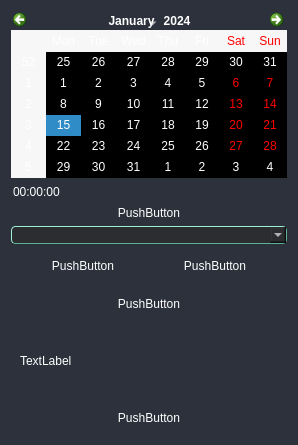
This is UI/forms/AqSetRtcWidget.ui in romangolovkou/AQteck_toolMAX as Qt 5 draws it before an edit. The edited form follows.
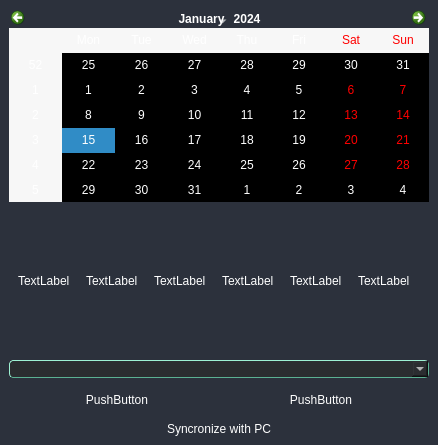
This is the edited form. Icons and pictures are not drawn. Custom widgets are drawn as their Qt base class.

What changed in the file:
```diff
--- a/UI/forms/AqSetRtcWidget.ui
+++ b/UI/forms/AqSetRtcWidget.ui
@@ -6,7 +6,7 @@
    <rect>
     <x>0</x>
     <y>0</y>
-    <width>298</width>
+    <width>438</width>
     <height>445</height>
    </rect>
   </property>
@@ -30,7 +30,7 @@
 	border: none;
 }
 
-#AqRtcWidget {
+#mainFrame {
 	background-color: #2c313c;
 }
 
@@ -189,95 +189,404 @@
 	color: #fe2d2d;
 }
 
+#label {
+	border: 1px solid #FF0000;
+}
+
 </string>
   </property>
   <layout class="QVBoxLayout" name="verticalLayout">
+   <property name="spacing">
+    <number>0</number>
+   </property>
+   <property name="leftMargin">
+    <number>0</number>
+   </property>
+   <property name="topMargin">
+    <number>0</number>
+   </property>
+   <property name="rightMargin">
+    <number>0</number>
+   </property>
+   <property name="bottomMargin">
+    <number>0</number>
+   </property>
    <item>
-    <widget class="QCalendarWidget" name="calendarWidget"/>
-   </item>
-   <item>
-    <widget class="QTimeEdit" name="timeEdit"/>
-   </item>
-   <item>
-    <widget class="QPushButton" name="pushButton">
-     <property name="text">
-      <string>PushButton</string>
-     </property>
-    </widget>
-   </item>
-   <item>
-    <widget class="AqTimeZoneComboBox" name="timeZoneComboBox"/>
-   </item>
-   <item>
-    <widget class="QFrame" name="buttonFrame">
+    <widget class="QFrame" name="mainFrame">
      <property name="frameShape">
       <enum>QFrame::StyledPanel</enum>
      </property>
      <property name="frameShadow">
       <enum>QFrame::Raised</enum>
      </property>
-     <layout class="QHBoxLayout" name="horizontalLayout">
+     <layout class="QVBoxLayout" name="verticalLayout_3">
       <item>
-       <widget class="QPushButton" name="pushButton_2">
-        <property name="text">
-         <string>PushButton</string>
-        </property>
-       </widget>
+       <widget class="QCalendarWidget" name="calendarWidget"/>
       </item>
       <item>
-       <widget class="QPushButton" name="pushButton_3">
-        <property name="text">
-         <string>PushButton</string>
-        </property>
+       <widget class="AqTimeWidget" name="timeWidget" native="true">
+        <layout class="QHBoxLayout" name="horizontalLayout_2">
+         <item>
+          <widget class="AqTimeCellWidget" name="t_hourWidget" native="true">
+           <layout class="QVBoxLayout" name="verticalLayout_4">
+            <property name="spacing">
+             <number>0</number>
+            </property>
+            <property name="leftMargin">
+             <number>0</number>
+            </property>
+            <property name="topMargin">
+             <number>0</number>
+            </property>
+            <property name="rightMargin">
+             <number>0</number>
+            </property>
+            <property name="bottomMargin">
+             <number>0</number>
+            </property>
+            <item>
+             <widget class="QPushButton" name="t_hour_plusBtn">
+              <property name="text">
+               <string/>
+              </property>
+              <property name="icon">
+               <iconset resource="../resoursec.qrc">
+                <normaloff>:/images/icons/arrow_up.png</normaloff>:/images/icons/arrow_up.png</iconset>
+              </property>
+             </widget>
+            </item>
+            <item>
+             <widget class="QLabel" name="t_hour_numberLabel">
+              <property name="minimumSize">
+               <size>
+                <width>0</width>
+                <height>100</height>
+               </size>
+              </property>
+              <property name="text">
+               <string>TextLabel</string>
+              </property>
+             </widget>
+            </item>
+            <item>
+             <widget class="QPushButton" name="t_hour_minusBtn">
+              <property name="text">
+               <string/>
+              </property>
+              <property name="icon">
+               <iconset resource="../resoursec.qrc">
+                <normaloff>:/images/icons/arrow_down.png</normaloff>:/images/icons/arrow_down.png</iconset>
+              </property>
+             </widget>
+            </item>
+           </layout>
+          </widget>
+         </item>
+         <item>
+          <widget class="AqTimeCellWidget" name="hourWidget" native="true">
+           <layout class="QVBoxLayout" name="verticalLayout_5">
+            <property name="spacing">
+             <number>0</number>
+            </property>
+            <property name="leftMargin">
+             <number>0</number>
+            </property>
+            <property name="topMargin">
+             <number>0</number>
+            </property>
+            <property name="rightMargin">
+             <number>0</number>
+            </property>
+            <property name="bottomMargin">
+             <number>0</number>
+            </property>
+            <item>
+             <widget class="QPushButton" name="hour_plusBtn">
+              <property name="text">
+               <string/>
+              </property>
+              <property name="icon">
+               <iconset resource="../resoursec.qrc">
+                <normaloff>:/images/icons/arrow_up.png</normaloff>:/images/icons/arrow_up.png</iconset>
+              </property>
+             </widget>
+            </item>
+            <item>
+             <widget class="QLabel" name="hour_numberLabel">
+              <property name="minimumSize">
+               <size>
+                <width>0</width>
+                <height>100</height>
+               </size>
+              </property>
+              <property name="text">
+               <string>TextLabel</string>
+              </property>
+             </widget>
+            </item>
+            <item>
+             <widget class="QPushButton" name="hour_minusBtn">
+              <property name="text">
+               <string/>
+              </property>
+              <property name="icon">
+               <iconset resource="../resoursec.qrc">
+                <normaloff>:/images/icons/arrow_down.png</normaloff>:/images/icons/arrow_down.png</iconset>
+              </property>
+             </widget>
+            </item>
+           </layout>
+          </widget>
+         </item>
+         <item>
+          <widget class="AqTimeCellWidget" name="t_minWidget" native="true">
+           <layout class="QVBoxLayout" name="verticalLayout_8">
+            <property name="spacing">
+             <number>0</number>
+            </property>
+            <property name="leftMargin">
+             <number>0</number>
+            </property>
+            <property name="topMargin">
+             <number>0</number>
+            </property>
+            <property name="rightMargin">
+             <number>0</number>
+            </property>
+            <property name="bottomMargin">
+             <number>0</number>
+            </property>
+            <item>
+             <widget class="QPushButton" name="t_min_plusBtn">
+              <property name="text">
+               <string/>
+              </property>
+              <property name="icon">
+               <iconset resource="../resoursec.qrc">
+                <normaloff>:/images/icons/arrow_up.png</normaloff>:/images/icons/arrow_up.png</iconset>
+              </property>
+             </widget>
+            </item>
+            <item>
+             <widget class="QLabel" name="t_min_numberLabel">
+              <property name="minimumSize">
+               <size>
+                <width>0</width>
+                <height>100</height>
+               </size>
+              </property>
+              <property name="text">
+               <string>TextLabel</string>
+              </property>
+             </widget>
+            </item>
+            <item>
+             <widget class="QPushButton" name="t_min_minusBtn">
+              <property name="text">
+               <string/>
+              </property>
+              <property name="icon">
+               <iconset resource="../resoursec.qrc">
+                <normaloff>:/images/icons/arrow_down.png</normaloff>:/images/icons/arrow_down.png</iconset>
+              </property>
+             </widget>
+            </item>
+           </layout>
+          </widget>
+         </item>
+         <item>
+          <widget class="AqTimeCellWidget" name="minWidget" native="true">
+           <layout class="QVBoxLayout" name="verticalLayout_7">
+            <property name="spacing">
+             <number>0</number>
+            </property>
+            <property name="leftMargin">
+             <number>0</number>
+            </property>
+            <property name="topMargin">
+             <number>0</number>
+            </property>
+            <property name="rightMargin">
+             <number>0</number>
+            </property>
+            <property name="bottomMargin">
+             <number>0</number>
+            </property>
+            <item>
+             <widget class="QPushButton" name="min_plusBtn">
+              <property name="text">
+               <string/>
+              </property>
+              <property name="icon">
+               <iconset resource="../resoursec.qrc">
+                <normaloff>:/images/icons/arrow_up.png</normaloff>:/images/icons/arrow_up.png</iconset>
+              </property>
+             </widget>
+            </item>
+            <item>
+             <widget class="QLabel" name="min_numberLabel">
+              <property name="minimumSize">
+               <size>
+                <width>0</width>
+                <height>100</height>
+               </size>
+              </property>
+              <property name="text">
+               <string>TextLabel</string>
+              </property>
+             </widget>
+            </item>
+            <item>
+             <widget class="QPushButton" name="min_minusBtn">
+              <property name="text">
+               <string/>
+              </property>
+              <property name="icon">
+               <iconset resource="../resoursec.qrc">
+                <normaloff>:/images/icons/arrow_down.png</normaloff>:/images/icons/arrow_down.png</iconset>
+              </property>
+             </widget>
+            </item>
+           </layout>
+          </widget>
+         </item>
+         <item>
+          <widget class="AqTimeCellWidget" name="t_secWidget" native="true">
+           <layout class="QVBoxLayout" name="verticalLayout_6">
+            <property name="spacing">
+             <number>0</number>
+            </property>
+            <property name="leftMargin">
+             <number>0</number>
+            </property>
+            <property name="topMargin">
+             <number>0</number>
+            </property>
+            <property name="rightMargin">
+             <number>0</number>
+            </property>
+            <property name="bottomMargin">
+             <number>0</number>
+            </property>
+            <item>
+             <widget class="QPushButton" name="t_sec_plusBtn">
+              <property name="text">
+               <string/>
+              </property>
+              <property name="icon">
+               <iconset resource="../resoursec.qrc">
+                <normaloff>:/images/icons/arrow_up.png</normaloff>:/images/icons/arrow_up.png</iconset>
+              </property>
+             </widget>
+            </item>
+            <item>
+             <widget class="QLabel" name="t_sec_numberLabel">
+              <property name="minimumSize">
+               <size>
+                <width>0</width>
+                <height>100</height>
+               </size>
+              </property>
+              <property name="text">
+               <string>TextLabel</string>
+              </property>
+             </widget>
+            </item>
+            <item>
+             <widget class="QPushButton" name="t_sec_minusBtn">
+              <property name="text">
+               <string/>
+              </property>
+              <property name="icon">
+               <iconset resource="../resoursec.qrc">
+                <normaloff>:/images/icons/arrow_down.png</normaloff>:/images/icons/arrow_down.png</iconset>
+              </property>
+             </widget>
+            </item>
+           </layout>
+          </widget>
+         </item>
+         <item>
+          <widget class="AqTimeCellWidget" name="secWidget" native="true">
+           <layout class="QVBoxLayout" name="verticalLayout_2">
+            <property name="spacing">
+             <number>0</number>
+            </property>
+            <property name="leftMargin">
+             <number>0</number>
+            </property>
+            <property name="topMargin">
+             <number>0</number>
+            </property>
+            <property name="rightMargin">
+             <number>0</number>
+            </property>
+            <property name="bottomMargin">
+             <number>0</number>
+            </property>
+            <item>
+             <widget class="QPushButton" name="sec_plusBtn">
+              <property name="text">
+               <string/>
+              </property>
+              <property name="icon">
+               <iconset resource="../resoursec.qrc">
+                <normaloff>:/images/icons/arrow_up.png</normaloff>:/images/icons/arrow_up.png</iconset>
+              </property>
+             </widget>
+            </item>
+            <item>
+             <widget class="QLabel" name="sec_numberLabel">
+              <property name="minimumSize">
+               <size>
+                <width>0</width>
+                <height>100</height>
+               </size>
+              </property>
+              <property name="text">
+               <string>TextLabel</string>
+              </property>
+             </widget>
+            </item>
+            <item>
+             <widget class="QPushButton" name="sec_minusBtn">
+              <property name="text">
+               <string/>
+              </property>
+              <property name="icon">
+               <iconset resource="../resoursec.qrc">
+                <normaloff>:/images/icons/arrow_down.png</normaloff>:/images/icons/arrow_down.png</iconset>
+              </property>
+             </widget>
+            </item>
+           </layout>
+          </widget>
+         </item>
+        </layout>
        </widget>
       </item>
-     </layout>
-    </widget>
-   </item>
-   <item>
-    <widget class="QWidget" name="timeWidget" native="true">
-     <layout class="QHBoxLayout" name="horizontalLayout_2">
       <item>
-       <widget class="AqTimeCellWidget" name="secWidget" native="true">
-        <layout class="QVBoxLayout" name="verticalLayout_2">
-         <property name="spacing">
-          <number>0</number>
-         </property>
-         <property name="leftMargin">
-          <number>0</number>
-         </property>
-         <property name="topMargin">
-          <number>0</number>
-         </property>
-         <property name="rightMargin">
-          <number>0</number>
-         </property>
-         <property name="bottomMargin">
-          <number>0</number>
-         </property>
+       <widget class="AqTimeZoneComboBox" name="timeZoneComboBox"/>
+      </item>
+      <item>
+       <widget class="QFrame" name="buttonFrame">
+        <property name="frameShape">
+         <enum>QFrame::StyledPanel</enum>
+        </property>
+        <property name="frameShadow">
+         <enum>QFrame::Raised</enum>
+        </property>
+        <layout class="QHBoxLayout" name="horizontalLayout">
          <item>
-          <widget class="QPushButton" name="pushButton_5">
+          <widget class="QPushButton" name="pushButton_2">
            <property name="text">
             <string>PushButton</string>
            </property>
           </widget>
          </item>
          <item>
-          <widget class="QLabel" name="label">
-           <property name="minimumSize">
-            <size>
-             <width>0</width>
-             <height>100</height>
-            </size>
-           </property>
+          <widget class="QPushButton" name="pushButton_3">
            <property name="text">
-            <string>TextLabel</string>
-           </property>
-          </widget>
-         </item>
-         <item>
-          <widget class="QPushButton" name="pushButton_4">
-           <property name="text">
             <string>PushButton</string>
            </property>
           </widget>
@@ -285,6 +594,13 @@
         </layout>
        </widget>
       </item>
+      <item>
+       <widget class="QPushButton" name="syncroPcBtn">
+        <property name="text">
+         <string>Syncronize with PC</string>
+        </property>
+       </widget>
+      </item>
      </layout>
     </widget>
    </item>
@@ -302,6 +618,12 @@
    <header location="global">AqTimeCellWidget.h</header>
    <container>1</container>
   </customwidget>
+  <customwidget>
+   <class>AqTimeWidget</class>
+   <extends>QWidget</extends>
+   <header location="global">AqTimeWidget.h</header>
+   <container>1</container>
+  </customwidget>
  </customwidgets>
  <resources/>
  <connections/>
```
Left out of the diff: 4 changed lines with no effect on the pictures.
